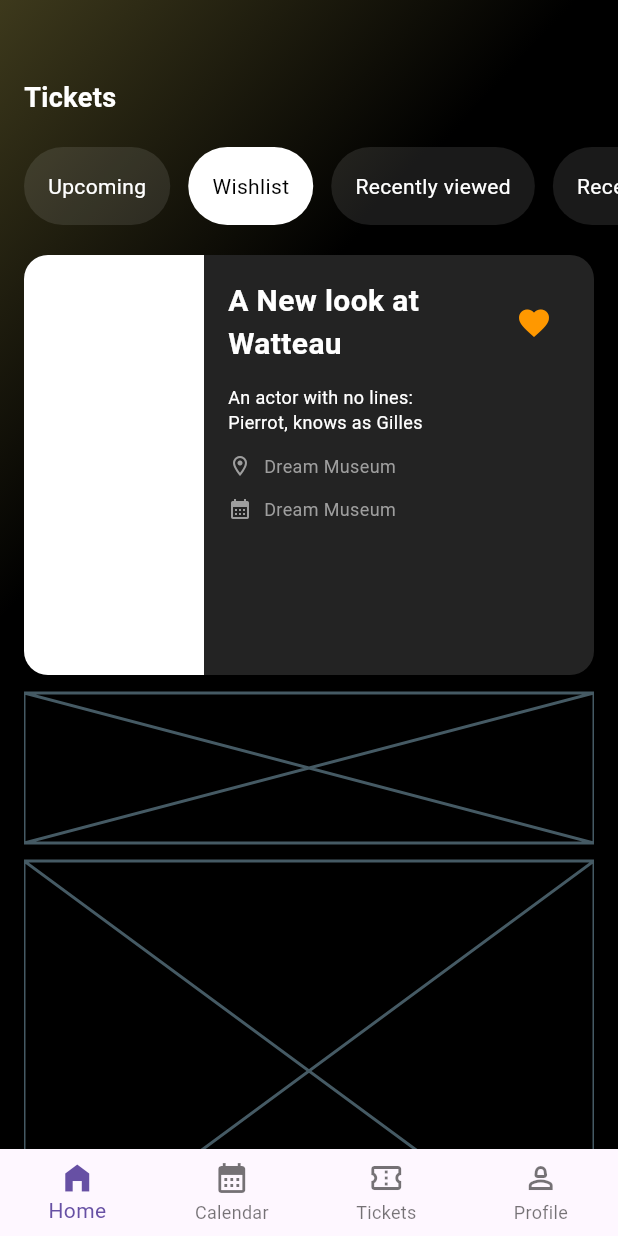
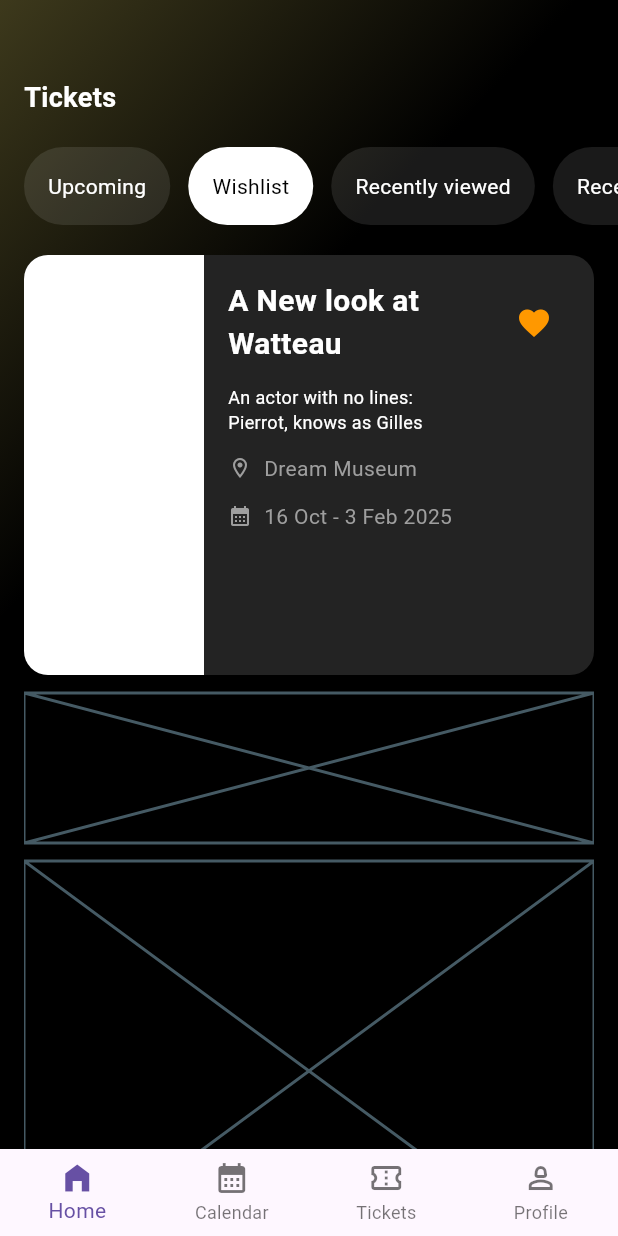
Before and after one commit to JAICHANGPARK/flutter_notebook_chapter_43, a Flutter app: the EventHomePage screen opened directly, on a phone screen of 412 x 824 dp. Run offline on Flutter 3.47's test engine with Material 3 defaults, Android fonts, the phone set to English and light mode, and no system bars; our stand-ins replace gap, hugeicons, percent_indicator.

Commit message:
Update event_home_page.dart

```diff
--- a/lib/ep2186_event_app/ui/event_home_page.dart
+++ b/lib/ep2186_event_app/ui/event_home_page.dart
@@ -189,7 +189,7 @@ class _EventHomePageState extends State<EventHomePage> {
                                               Text(
                                                 "Dream Museum",
                                                 style: TextStyle(
-                                                  fontSize: 12,
+                                                  // fontSize: 12,
                                                   color: Colors.grey,
                                                 ),
                                               ),
@@ -204,9 +204,9 @@ class _EventHomePageState extends State<EventHomePage> {
                                                 size: 16,
                                               ),
                                               Text(
-                                                "Dream Museum",
+                                                "16 Oct - 3 Feb 2025",
                                                 style: TextStyle(
-                                                  fontSize: 12,
+                                                  // fontSize: 12,
                                                   color: Colors.grey,
                                                 ),
                                               ),
```
